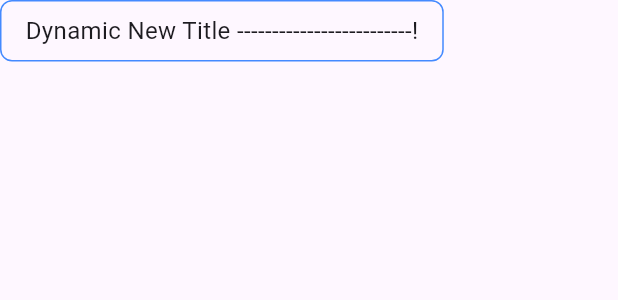
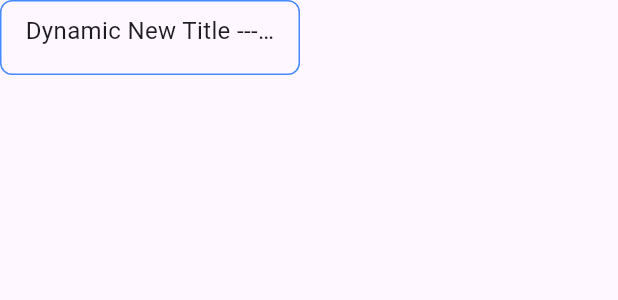
Before and after one commit to nguyenhuynhmobiledeveloper/ft_view, a Flutter app: the DynamicButton widget shown alone on an empty page, opened directly, after a tap on "Initial Title", on a phone screen of 412 x 824 dp. Shown: the top 300 px of the screen. Run offline on Flutter 3.47's test engine with Material 3 defaults, Android fonts, the phone set to English and light mode, and no system bars; our stand-ins replace dropdown_button2, flutter_spinkit, loader_overlay; missing offline and left inert: dart:ffi; network calls fail.

```diff
--- a/lib/Button_width_flex.dart
+++ b/lib/Button_width_flex.dart
@@ -45,6 +45,8 @@ class _DynamicButtonState extends State<DynamicButton> {
         });
       },
       child: Container(
+        height: 50,
+        constraints: const BoxConstraints(maxWidth:  200 ),
         padding: const EdgeInsets.symmetric(horizontal: 16, vertical: 8), // Container không cần thuộc tính width nó sẽ tự nhận theo chiều rộng của cái Text bên trong ruột
         decoration: BoxDecoration(
           border: Border.all(color: Colors.blueAccent),
@@ -53,6 +55,8 @@ class _DynamicButtonState extends State<DynamicButton> {
         child: Text(
           buttonText,
           style:const TextStyle(fontSize: 16),
+          maxLines: 1,
+          overflow: TextOverflow.ellipsis,
         ),
       ),
     );
```
